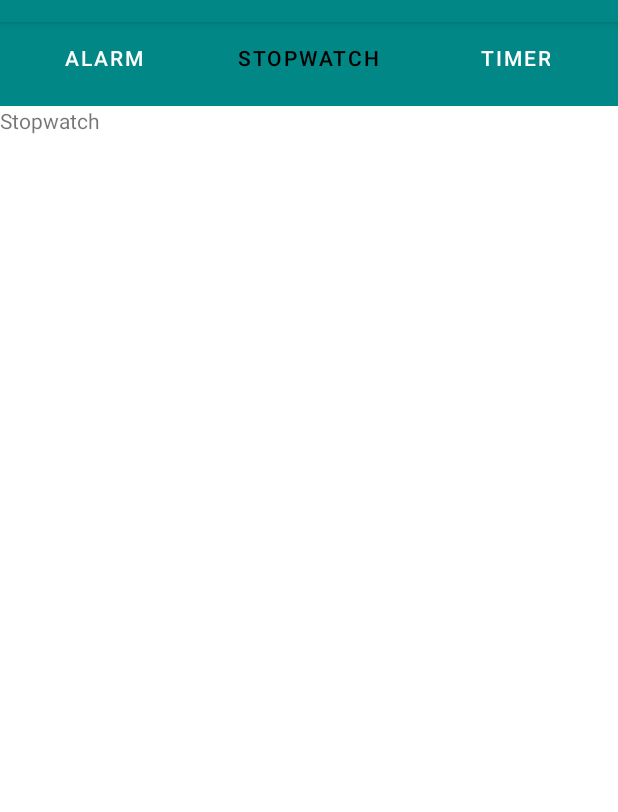
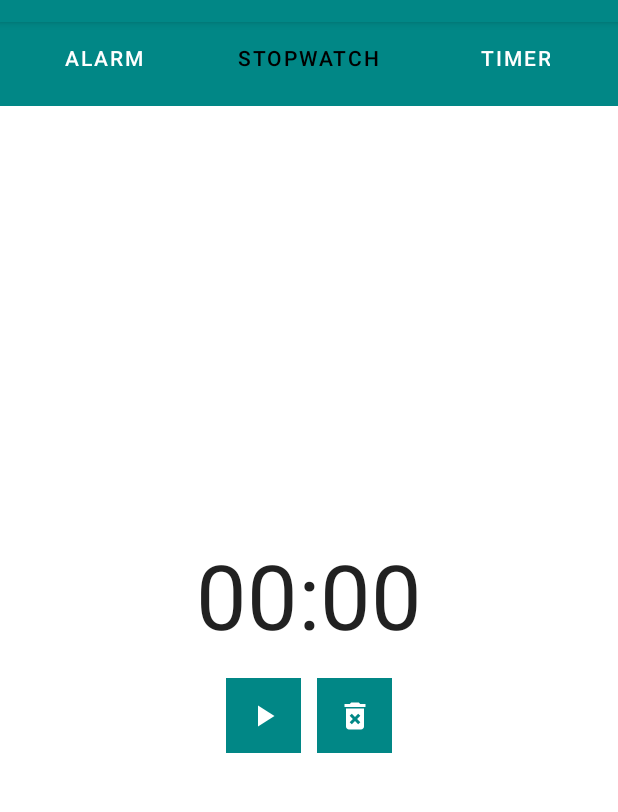
Before and after one commit to thpir/Galaxy-Alarm-Clock, an Android app: the ToolsActivity screen opened directly, with no data from a screen before it, tab 2 chosen, on a phone screen of 412 x 824 dp, the part 62-874 px from its top. Run offline under Robolectric (Android 15) with nearby library versions, the phone set to English and light mode, and no system bars.

Commit message:
Implemented stopwatch

```diff
--- a/app/src/main/java/com/example/galaxyalarmclock/TabFragment2.java
+++ b/app/src/main/java/com/example/galaxyalarmclock/TabFragment2.java
@@ -4,20 +4,121 @@ import android.os.Bundle;
 
 import androidx.fragment.app.Fragment;
 
+import android.os.SystemClock;
 import android.view.LayoutInflater;
 import android.view.View;
 import android.view.ViewGroup;
+import android.widget.Chronometer;
+import android.widget.ImageButton;
 
-public class TabFragment2 extends Fragment {
+public class TabFragment2 extends Fragment{
 
-    public TabFragment2() {
-        // Required empty public constructor
+    private long timeWhenStopped = 0;
+    private boolean isRunning = false;
+    private View mView;
+    private Chronometer mChronometer;
+    private ImageButton mPlay;
+    private ImageButton mReset;
+
+    @Override
+    public void onActivityCreated(Bundle savedInstanceState) {
+        super.onActivityCreated(savedInstanceState);
+        // restore instances
+        if (savedInstanceState != null) {
+            isRunning = savedInstanceState.getBoolean(getIsRunningKey());
+            setCurrentTime(savedInstanceState.getLong(getTimeKey()));
+            timeWhenStopped = SystemClock.elapsedRealtime() - mChronometer.getBase();
+            if (isRunning) {
+                mChronometer.start();
+            }
+        }
     }
 
     @Override
     public View onCreateView(LayoutInflater inflater, ViewGroup container,
                              Bundle savedInstanceState) {
         // Inflate the layout for this fragment
-        return inflater.inflate(R.layout.tab_fragment2, container, false);
+        mView = inflater.inflate(R.layout.tab_fragment2, container, false);
+        mChronometer = (Chronometer) mView.findViewById(R.id.chronometer);
+
+        // Reset chronometer after one hour or 3 600 000
+        mChronometer.setOnChronometerTickListener(new Chronometer.OnChronometerTickListener() {
+            @Override
+            public void onChronometerTick(Chronometer chronometer) {
+                if ((SystemClock.elapsedRealtime() - chronometer.getBase()) >= 3600000) {
+                    mChronometer.setBase(SystemClock.elapsedRealtime());
+                }
+            }
+        });
+
+        mPlay = (ImageButton) mView.findViewById(R.id.imagebuttonPlay);
+        mReset = (ImageButton) mView.findViewById(R.id.imagebuttonReset);
+        configureImagebuttons();
+        return mView;
+    }
+
+    @Override
+    public void onSaveInstanceState(Bundle outState) {
+        super.onSaveInstanceState(outState);
+        // save instances
+        if (isRunning) {
+            timeWhenStopped = SystemClock.elapsedRealtime() - mChronometer.getBase();
+        }
+        outState.putLong(getTimeKey(), getCurrentTime());
+        outState.putBoolean(getIsRunningKey(), isRunning());
+    }
+
+    private void configureImagebuttons() {
+
+        mPlay.setOnClickListener(new View.OnClickListener() {
+
+            @Override
+            public void onClick(View v) {
+                if (!isRunning) {
+                    mChronometer.setBase(SystemClock.elapsedRealtime() - timeWhenStopped);
+                    isRunning = true;
+                    mChronometer.start();
+                    mPlay.setImageResource(R.drawable.icon_pause);
+                } else {
+                    isRunning = false;
+                    timeWhenStopped = SystemClock.elapsedRealtime() - mChronometer.getBase();
+                    mChronometer.stop();
+                    mPlay.setImageResource(R.drawable.icon_play);
+                }
+            }
+        });
+
+        mReset.setOnClickListener(new View.OnClickListener() {
+
+            @Override
+            public void onClick(View v) {
+                mChronometer.stop();
+                isRunning = false;
+                mChronometer.setBase(SystemClock.elapsedRealtime());
+                timeWhenStopped = 0;
+                mPlay.setImageResource(R.drawable.icon_play);
+            }
+        });
+    }
+
+    private final String getTimeKey() {
+        return "KEY_TIMER_TIME" + getId();
+    }
+
+    private final String getIsRunningKey() {
+        return "KEY_TIMER_RUNNING" + getId();
+    }
+
+    public boolean isRunning() {
+        return isRunning;
+    }
+
+    public long getCurrentTime() {
+        return timeWhenStopped;
+    }
+
+    public void setCurrentTime(long time) {
+        timeWhenStopped = time;
+        mChronometer.setBase(SystemClock.elapsedRealtime() - timeWhenStopped);
     }
 }
--- /dev/null
+++ b/app/src/main/res/drawable/icon_delete.xml
@@ -0,0 +1,5 @@
+<vector android:height="24dp" android:tint="#FFFFFF"
+    android:viewportHeight="24" android:viewportWidth="24"
+    android:width="24dp" xmlns:android="http://schemas.android.com/apk/res/android">
+    <path android:fillColor="@android:color/white" android:pathData="M6,19c0,1.1 0.9,2 2,2h8c1.1,0 2,-0.9 2,-2L18,7L6,7v12zM8.46,11.88l1.41,-1.41L12,12.59l2.12,-2.12 1.41,1.41L13.41,14l2.12,2.12 -1.41,1.41L12,15.41l-2.12,2.12 -1.41,-1.41L10.59,14l-2.13,-2.12zM15.5,4l-1,-1h-5l-1,1L5,4v2h14L19,4z"/>
+</vector>
--- /dev/null
+++ b/app/src/main/res/drawable/icon_pause.xml
@@ -0,0 +1,5 @@
+<vector android:height="24dp" android:tint="#FFFFFF"
+    android:viewportHeight="24" android:viewportWidth="24"
+    android:width="24dp" xmlns:android="http://schemas.android.com/apk/res/android">
+    <path android:fillColor="@android:color/white" android:pathData="M6,19h4L10,5L6,5v14zM14,5v14h4L18,5h-4z"/>
+</vector>
--- /dev/null
+++ b/app/src/main/res/drawable/icon_play.xml
@@ -0,0 +1,5 @@
+<vector android:height="24dp" android:tint="#FFFFFF"
+    android:viewportHeight="24" android:viewportWidth="24"
+    android:width="24dp" xmlns:android="http://schemas.android.com/apk/res/android">
+    <path android:fillColor="@android:color/white" android:pathData="M8,5v14l11,-7z"/>
+</vector>
--- a/app/src/main/res/layout/tab_fragment2.xml
+++ b/app/src/main/res/layout/tab_fragment2.xml
@@ -1,15 +1,42 @@
 <?xml version="1.0" encoding="utf-8"?>
-<RelativeLayout xmlns:android="http://schemas.android.com/apk/res/android"
+<LinearLayout xmlns:android="http://schemas.android.com/apk/res/android"
     xmlns:tools="http://schemas.android.com/tools"
     android:layout_width="match_parent"
     android:layout_height="match_parent"
+    android:orientation="vertical"
+    android:gravity="center"
     android:id="@+id/tabFragment2"
     tools:context=".TabFragment2">
 
-    <!-- TODO: Update blank fragment layout -->
-    <TextView
-        android:layout_width="match_parent"
-        android:layout_height="match_parent"
-        android:text="Stopwatch" />
+    <Chronometer
+        android:id="@+id/chronometer"
+        android:layout_width="wrap_content"
+        android:layout_height="wrap_content"
+        android:layout_margin="10dp"
+        android:textSize="60sp"/>
 
-</RelativeLayout>
+    <LinearLayout
+        android:layout_width="wrap_content"
+        android:layout_height="wrap_content"
+        android:orientation="horizontal"
+        android:gravity="center_horizontal">
+
+        <ImageButton
+            android:id="@+id/imagebuttonPlay"
+            android:layout_width="50dp"
+            android:layout_height="50dp"
+            android:layout_margin="5dp"
+            android:src="@drawable/icon_play"
+            android:background="@color/teal_700"/>
+
+        <ImageButton
+            android:id="@+id/imagebuttonReset"
+            android:layout_width="50dp"
+            android:layout_height="50dp"
+            android:layout_margin="5dp"
+            android:src="@drawable/icon_delete"
+            android:background="@color/teal_700"/>
+
+    </LinearLayout>
+
+</LinearLayout>
--- a/app/src/main/res/menu/menu_main.xml
+++ b/app/src/main/res/menu/menu_main.xml
@@ -5,6 +5,6 @@
         android:id="@+id/action_settings"
         android:orderInCategory="10"
         android:title="Settings"
-        android:icon="@drawable/settings_icon"
+        android:icon="@drawable/icon_settings"
         app:showAsAction="ifRoom"/>
 </menu>
```
Also changed, not shown: app/src/main/res/drawable/icon_settings.xml (renamed from app/src/main/res/drawable/settings_icon.xml).
